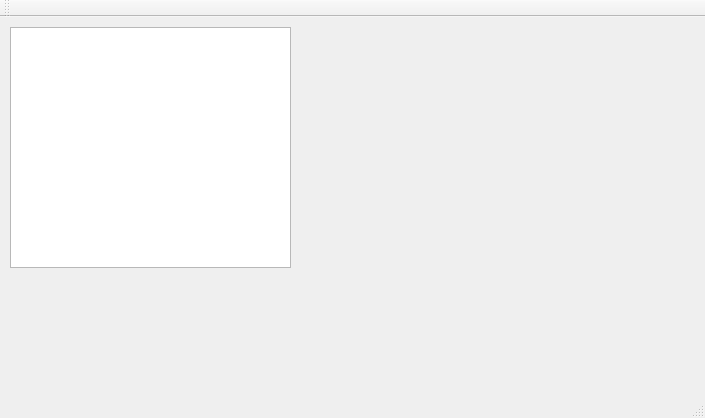
Qt form source/Visual6502/mainwindow.ui (HD19/HEV6502) before a commit.
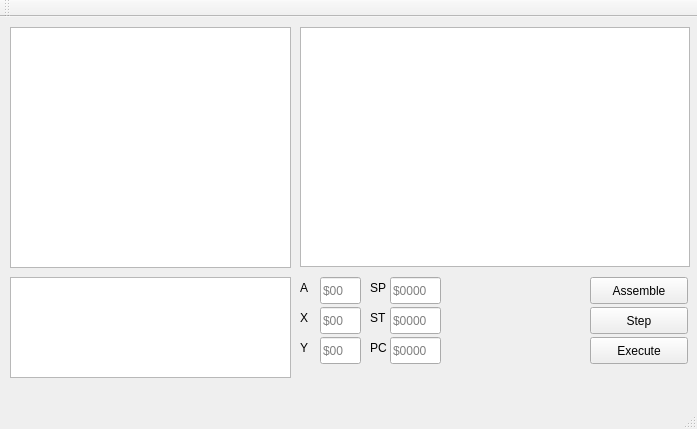
The same form after that commit.

Patch:
```diff
--- a/source/Visual6502/mainwindow.ui
+++ b/source/Visual6502/mainwindow.ui
@@ -6,15 +6,241 @@
    <rect>
     <x>0</x>
     <y>0</y>
-    <width>705</width>
-    <height>418</height>
+    <width>697</width>
+    <height>429</height>
    </rect>
   </property>
   <property name="windowTitle">
    <string>MainWindow</string>
   </property>
   <widget class="QWidget" name="centralWidget">
-   <widget class="QTextEdit" name="textEdit">
+   <widget class="QGraphicsView" name="memoryView">
+    <property name="geometry">
+     <rect>
+      <x>300</x>
+      <y>10</y>
+      <width>390</width>
+      <height>240</height>
+     </rect>
+    </property>
+   </widget>
+   <widget class="QLineEdit" name="lineAReg">
+    <property name="geometry">
+     <rect>
+      <x>320</x>
+      <y>260</y>
+      <width>41</width>
+      <height>27</height>
+     </rect>
+    </property>
+    <property name="acceptDrops">
+     <bool>false</bool>
+    </property>
+    <property name="readOnly">
+     <bool>true</bool>
+    </property>
+    <property name="placeholderText">
+     <string>$00</string>
+    </property>
+   </widget>
+   <widget class="QLabel" name="lblA">
+    <property name="geometry">
+     <rect>
+      <x>300</x>
+      <y>260</y>
+      <width>16</width>
+      <height>21</height>
+     </rect>
+    </property>
+    <property name="text">
+     <string>A</string>
+    </property>
+   </widget>
+   <widget class="QLabel" name="lblX">
+    <property name="geometry">
+     <rect>
+      <x>300</x>
+      <y>290</y>
+      <width>16</width>
+      <height>21</height>
+     </rect>
+    </property>
+    <property name="text">
+     <string>X</string>
+    </property>
+   </widget>
+   <widget class="QLabel" name="lblY">
+    <property name="geometry">
+     <rect>
+      <x>300</x>
+      <y>320</y>
+      <width>16</width>
+      <height>21</height>
+     </rect>
+    </property>
+    <property name="text">
+     <string>Y</string>
+    </property>
+   </widget>
+   <widget class="QLineEdit" name="lineXReg">
+    <property name="geometry">
+     <rect>
+      <x>320</x>
+      <y>290</y>
+      <width>41</width>
+      <height>27</height>
+     </rect>
+    </property>
+    <property name="readOnly">
+     <bool>true</bool>
+    </property>
+    <property name="placeholderText">
+     <string>$00</string>
+    </property>
+   </widget>
+   <widget class="QLineEdit" name="lineYReg">
+    <property name="geometry">
+     <rect>
+      <x>320</x>
+      <y>320</y>
+      <width>41</width>
+      <height>27</height>
+     </rect>
+    </property>
+    <property name="readOnly">
+     <bool>true</bool>
+    </property>
+    <property name="placeholderText">
+     <string>$00</string>
+    </property>
+   </widget>
+   <widget class="QLabel" name="lblSP">
+    <property name="geometry">
+     <rect>
+      <x>370</x>
+      <y>260</y>
+      <width>21</width>
+      <height>21</height>
+     </rect>
+    </property>
+    <property name="text">
+     <string>SP</string>
+    </property>
+   </widget>
+   <widget class="QLineEdit" name="lineSPReg">
+    <property name="geometry">
+     <rect>
+      <x>390</x>
+      <y>260</y>
+      <width>51</width>
+      <height>27</height>
+     </rect>
+    </property>
+    <property name="readOnly">
+     <bool>true</bool>
+    </property>
+    <property name="placeholderText">
+     <string>$0000</string>
+    </property>
+   </widget>
+   <widget class="QLabel" name="lblST">
+    <property name="geometry">
+     <rect>
+      <x>370</x>
+      <y>290</y>
+      <width>21</width>
+      <height>21</height>
+     </rect>
+    </property>
+    <property name="text">
+     <string>ST</string>
+    </property>
+   </widget>
+   <widget class="QLineEdit" name="lineSTReg">
+    <property name="geometry">
+     <rect>
+      <x>390</x>
+      <y>290</y>
+      <width>51</width>
+      <height>27</height>
+     </rect>
+    </property>
+    <property name="readOnly">
+     <bool>true</bool>
+    </property>
+    <property name="placeholderText">
+     <string>$0000</string>
+    </property>
+   </widget>
+   <widget class="QLabel" name="lblPC">
+    <property name="geometry">
+     <rect>
+      <x>370</x>
+      <y>320</y>
+      <width>21</width>
+      <height>21</height>
+     </rect>
+    </property>
+    <property name="text">
+     <string>PC</string>
+    </property>
+   </widget>
+   <widget class="QLineEdit" name="linePCReg">
+    <property name="geometry">
+     <rect>
+      <x>390</x>
+      <y>320</y>
+      <width>51</width>
+      <height>27</height>
+     </rect>
+    </property>
+    <property name="readOnly">
+     <bool>true</bool>
+    </property>
+    <property name="placeholderText">
+     <string>$0000</string>
+    </property>
+   </widget>
+   <widget class="QPushButton" name="btnAssemble">
+    <property name="geometry">
+     <rect>
+      <x>590</x>
+      <y>260</y>
+      <width>98</width>
+      <height>27</height>
+     </rect>
+    </property>
+    <property name="text">
+     <string>Assemble</string>
+    </property>
+   </widget>
+   <widget class="QPushButton" name="btnExecute">
+    <property name="geometry">
+     <rect>
+      <x>590</x>
+      <y>320</y>
+      <width>98</width>
+      <height>27</height>
+     </rect>
+    </property>
+    <property name="text">
+     <string>Execute</string>
+    </property>
+   </widget>
+   <widget class="QPushButton" name="btnStep">
+    <property name="geometry">
+     <rect>
+      <x>590</x>
+      <y>290</y>
+      <width>98</width>
+      <height>27</height>
+     </rect>
+    </property>
+    <property name="text">
+     <string>Step</string>
+    </property>
+   </widget>
+   <widget class="QPlainTextEdit" name="codeEdit">
     <property name="geometry">
      <rect>
       <x>10</x>
@@ -24,6 +250,22 @@
      </rect>
     </property>
    </widget>
+   <widget class="QPlainTextEdit" name="txtStatus">
+    <property name="geometry">
+     <rect>
+      <x>10</x>
+      <y>260</y>
+      <width>281</width>
+      <height>101</height>
+     </rect>
+    </property>
+    <property name="acceptDrops">
+     <bool>false</bool>
+    </property>
+    <property name="readOnly">
+     <bool>true</bool>
+    </property>
+   </widget>
   </widget>
   <widget class="QMenuBar" name="menuBar">
    <property name="geometry">
```
Left out of the diff: 2 changed lines with no effect on the pictures.
